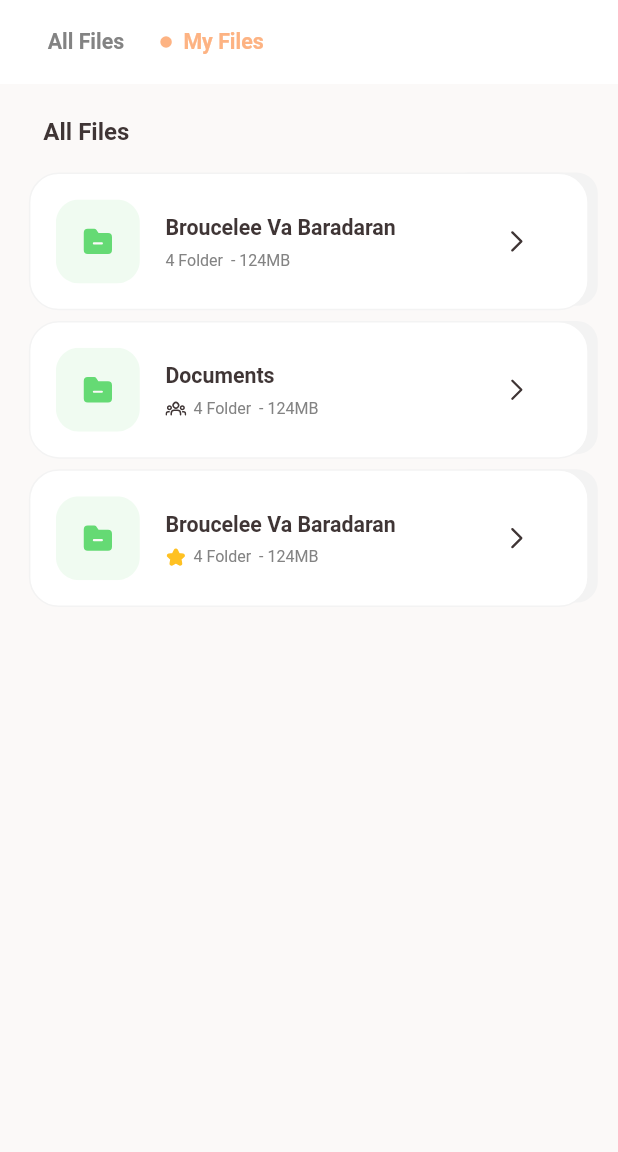
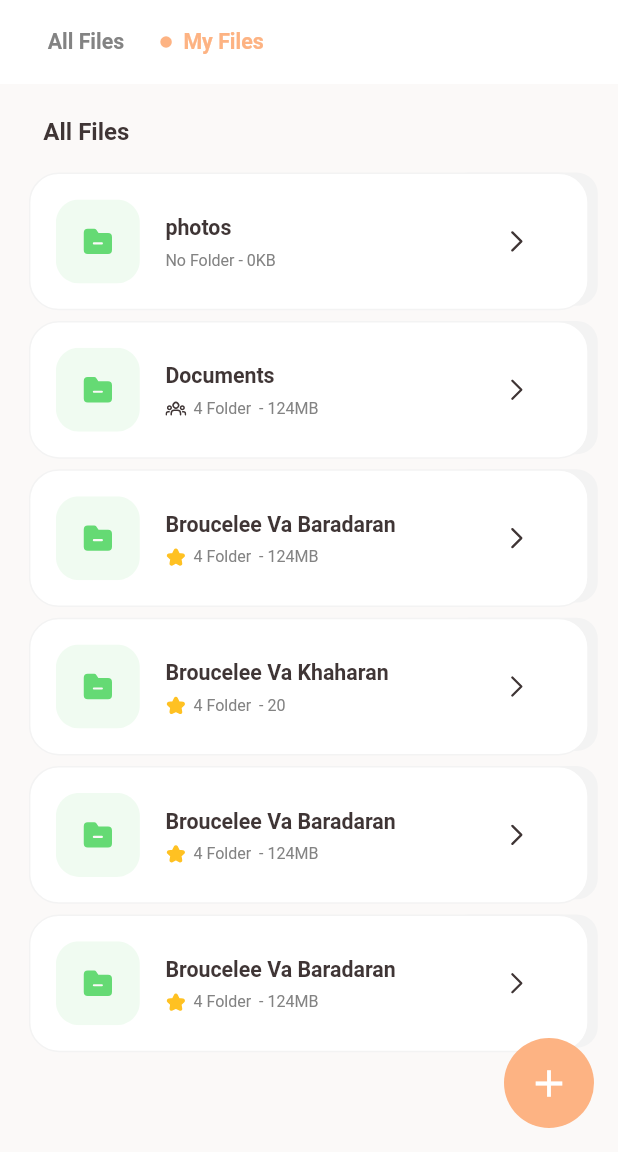
Before and after one commit to Arman4nk/icloudbox, a Flutter app: the File screen opened directly, after a tap on "My Files", on a phone screen of 412 x 824 dp, the part 84-1236 px from its top. Run offline on Flutter 3.47's test engine with Material 2 defaults, Android fonts, the phone set to English and light mode, and no system bars; drawn by our look-alikes of dropdown_button2, flutter_slidable; our stand-ins replace flutter_screenutil, flutter_spinkit, flutter_svg, get; Roboto replaces fonts that are missing (SfPro).

Commit message:
file page

```diff
--- /dev/null
+++ b/lib/View/Home/Files/component/all_file.dart
@@ -0,0 +1,52 @@
+import 'package:flutter/material.dart';
+import 'package:flutter_screenutil/flutter_screenutil.dart';
+import 'package:get/get.dart';
+import '../../../../Utils/text_styls.dart';
+import '../../../../Widgets/file_widget.dart';
+import '../controller/file_controller.dart';
+
+class AllFiles extends StatelessWidget {
+  const AllFiles({Key? key}) : super(key: key);
+
+  @override
+  Widget build(BuildContext context) {
+    final controller =Get.find<FilesController>();
+    return SingleChildScrollView(
+      child: Column(
+        crossAxisAlignment: CrossAxisAlignment.start,
+        children: [
+          SizedBox( height: 25.h,),
+          Padding(
+            padding:  EdgeInsets.symmetric(horizontal: 10.w),
+            child: Text('All Files',style: AppStyles.semiBoldHeadline2,),
+          ),
+          SizedBox( height: 20.h,),
+          FileWidget(
+            img: 'assets/image/temp/svg/document_file.svg',
+            subtitle: '4 Folder  - 124MB',
+            title: 'Broucelee Va Baradaran',
+            slideOption: controller.slideFileOption,
+
+          ),
+          FileWidget(
+            img: 'assets/image/temp/svg/document_file.svg',
+            subtitle: '4 Folder  - 124MB',
+            title: 'Documents',
+            subTitleIcon: 'assets/image/file/svg/group.svg',
+            slideOption: controller.slideFileOption,
+
+          ),
+          FileWidget(
+            img: 'assets/image/temp/svg/document_file.svg',
+            subtitle: '4 Folder  - 124MB',
+            title: 'Broucelee Va Baradaran',
+            subTitleIcon: 'assets/image/file/svg/star.svg',
+            slideOption: controller.slideFileOption,
+
+
+          ),
+        ],
+      ),
+    );
+  }
+}
--- /dev/null
+++ b/lib/View/Home/Files/component/your_files.dart
@@ -0,0 +1,71 @@
+import 'package:flutter/material.dart';
+import 'package:flutter_screenutil/flutter_screenutil.dart';
+import 'package:get/get.dart';
+import '../../../../Utils/text_styls.dart';
+import '../../../../Widgets/file_widget.dart';
+import '../controller/file_controller.dart';
+
+class YourFiles extends StatelessWidget {
+  const YourFiles({Key? key}) : super(key: key);
+
+  @override
+  Widget build(BuildContext context) {
+    final controller =Get.find<FilesController>();
+    return SingleChildScrollView(
+      child: Column(
+        crossAxisAlignment: CrossAxisAlignment.start,
+        children: [
+          SizedBox( height: 25.h,),
+          Padding(
+            padding:  EdgeInsets.symmetric(horizontal: 10.w),
+            child: Text('All Files',style: AppStyles.semiBoldHeadline2,),
+          ),
+          SizedBox( height: 20.h,),
+          FileWidget(
+            img: 'assets/image/temp/svg/document_file.svg',
+            subtitle: 'No Folder - 0KB',
+            title: 'photos',
+            slideOption: controller.slideFileOption,
+
+          ),
+          FileWidget(
+            img: 'assets/image/temp/svg/document_file.svg',
+            subtitle: '4 Folder  - 124MB',
+            title: 'Documents',
+            subTitleIcon: 'assets/image/file/svg/group.svg',
+            slideOption: controller.slideFileOption,
+
+          ),
+          FileWidget(
+            img: 'assets/image/temp/svg/document_file.svg',
+            subtitle: '4 Folder  - 124MB',
+            title: 'Broucelee Va Baradaran',
+            subTitleIcon: 'assets/image/file/svg/star.svg',
+            slideOption: controller.slideFileOption,
+          ),
+          FileWidget(
+            img: 'assets/image/temp/svg/document_file.svg',
+            subtitle: '4 Folder  - 20',
+            title: 'Broucelee Va Khaharan',
+            subTitleIcon: 'assets/image/file/svg/star.svg',
+            slideOption: controller.slideFileOption,
+          ),
+          FileWidget(
+            img: 'assets/image/temp/svg/document_file.svg',
+            subtitle: '4 Folder  - 124MB',
+            title: 'Broucelee Va Baradaran',
+            subTitleIcon: 'assets/image/file/svg/star.svg',
+            slideOption: controller.slideFileOption,
+          ),
+          FileWidget(
+            img: 'assets/image/temp/svg/document_file.svg',
+            subtitle: '4 Folder  - 124MB',
+            title: 'Broucelee Va Baradaran',
+            subTitleIcon: 'assets/image/file/svg/star.svg',
+            slideOption: controller.slideFileOption,
+          ),
+        ],
+      ),
+    );
+  }
+}
--- a/lib/View/Home/Files/controller/file_controller.dart
+++ b/lib/View/Home/Files/controller/file_controller.dart
@@ -13,6 +13,9 @@ import '../component/rename_dialog_widget.dart';
 import '../component/share_bottomsheet.dart';
 
 class FilesController extends GetxController{
+
+  final PageController pageController = PageController();
+
   // final String icon;
   // FilesController(this.icon);
   final selectedIndex = 0.obs;
--- a/lib/View/Home/Files/page/file.dart
+++ b/lib/View/Home/Files/page/file.dart
@@ -1,10 +1,11 @@
 import 'package:flutter/material.dart';
 import 'package:flutter_screenutil/flutter_screenutil.dart';
-import 'package:flutter_svg/flutter_svg.dart';
 import 'package:get/get.dart';
+import 'package:icloudbox/View/Home/Files/component/all_file.dart';
+import 'package:icloudbox/View/Home/Files/page/search_file.dart';
 import '../../../../Utils/colors.dart';
 import '../../../../Utils/text_styls.dart';
-import '../../../../Widgets/file_widget.dart';
+import '../component/your_files.dart';
 import '../controller/file_controller.dart';
 
 class File extends StatelessWidget {
@@ -14,6 +15,18 @@ class File extends StatelessWidget {
   Widget build(BuildContext context) {
     final controller = Get.put(FilesController());
     return Scaffold(
+      floatingActionButton: GestureDetector(
+        onTap: (){
+
+        },
+        child: Container(
+          padding: const EdgeInsets.all(15),
+            decoration:const BoxDecoration(
+              color: AppColors.accent1,
+              shape: BoxShape.circle,
+            )
+            ,child: Icon(Icons.add,color: AppColors.textAccent,size: 30,)),
+      ),
       appBar: AppBar(
         bottom: PreferredSize(
           preferredSize: const Size.fromHeight(kToolbarHeight),
@@ -38,6 +51,7 @@ class File extends StatelessWidget {
                       SizedBox(width: 8.w,),
                       InkWell(
                           onTap: (){
+                            controller.pageController.jumpToPage(0);
                             controller.setIndex(0);
                           },
                           child: Text('All Files',style: AppStyles.semiBoldBody1.apply(color:controller.selectedIndex.value==0 ? AppColors.accent1: AppColors.secondary2),)),
@@ -57,6 +71,8 @@ class File extends StatelessWidget {
                       SizedBox(width: 8.w,),
                       InkWell(
                           onTap: (){
+                            controller.pageController.jumpToPage(1);
+
                             controller.setIndex(1);
                           },
                           child: Text('My Files',style: AppStyles.semiBoldBody1.apply(color:controller.selectedIndex.value==1 ? AppColors.accent1:AppColors.secondary2),)),
@@ -72,9 +88,14 @@ class File extends StatelessWidget {
         title: Text('Home',style: AppStyles.semiBoldTitle3,),
         leadingWidth: 0,
         actions: [
-          Padding(
-            padding:  EdgeInsets.only(right: 6.w),
-            child: Image.asset('assets/image/home/img/search.png'),
+          GestureDetector(
+            onTap: (){
+              Get.to(()=>const SearchFile());
+            },
+            child: Padding(
+              padding:  EdgeInsets.only(right: 6.w),
+              child: Image.asset('assets/image/home/img/search.png'),
+            ),
           ),
           Padding(
             padding:  EdgeInsets.only(right: 20.w),
@@ -99,42 +120,15 @@ class File extends StatelessWidget {
           ),
           Padding(
             padding:  EdgeInsets.only(left: 20.w,right: 14.w),
-            child: SingleChildScrollView(
-              child: Column(
-                crossAxisAlignment: CrossAxisAlignment.start,
-                children: [
-                  SizedBox( height: 25.h,),
-                  Padding(
-                    padding:  EdgeInsets.symmetric(horizontal: 10.w),
-                    child: Text('All Files',style: AppStyles.semiBoldHeadline2,),
-                  ),
-                  SizedBox( height: 20.h,),
-                   FileWidget(
-                     img: 'assets/image/temp/svg/document_file.svg',
-                    subtitle: '4 Folder  - 124MB',
-                    title: 'Broucelee Va Baradaran',
-                    slideOption: controller.slideFileOption,
-
-                  ),
-                   FileWidget(
-                    img: 'assets/image/temp/svg/document_file.svg',
-                    subtitle: '4 Folder  - 124MB',
-                    title: 'Documents',
-                    subTitleIcon: 'assets/image/file/svg/group.svg',
-                    slideOption: controller.slideFileOption,
-
-                  ),
-                   FileWidget(
-                    img: 'assets/image/temp/svg/document_file.svg',
-                    subtitle: '4 Folder  - 124MB',
-                    title: 'Broucelee Va Baradaran',
-                    subTitleIcon: 'assets/image/file/svg/star.svg',
-                    slideOption: controller.slideFileOption,
-
-
-                  ),
-                ],
-              ),
+            child: PageView(
+              controller: controller.pageController,
+              onPageChanged: (index){
+                controller.selectedIndex(index);
+              },
+              children: const [
+                AllFiles(),
+                YourFiles(),
+              ],
             ),
           )
         ],
```
Also changed, not shown: lib/View/Home/Files/component/search_item.dart (added, +114 -0 lines), lib/View/Home/Files/controller/search_file_controller.dart (added, +105 -0 lines), lib/View/Home/Files/page/search_file.dart (added, +138 -0 lines), lib/Widgets/custom_input.dart (+13 -11 lines), assets/image/file/svg/search.svg (added), lib/View/Home/Files/component/rename_dialog_widget.dart (line endings or trailing spaces).
